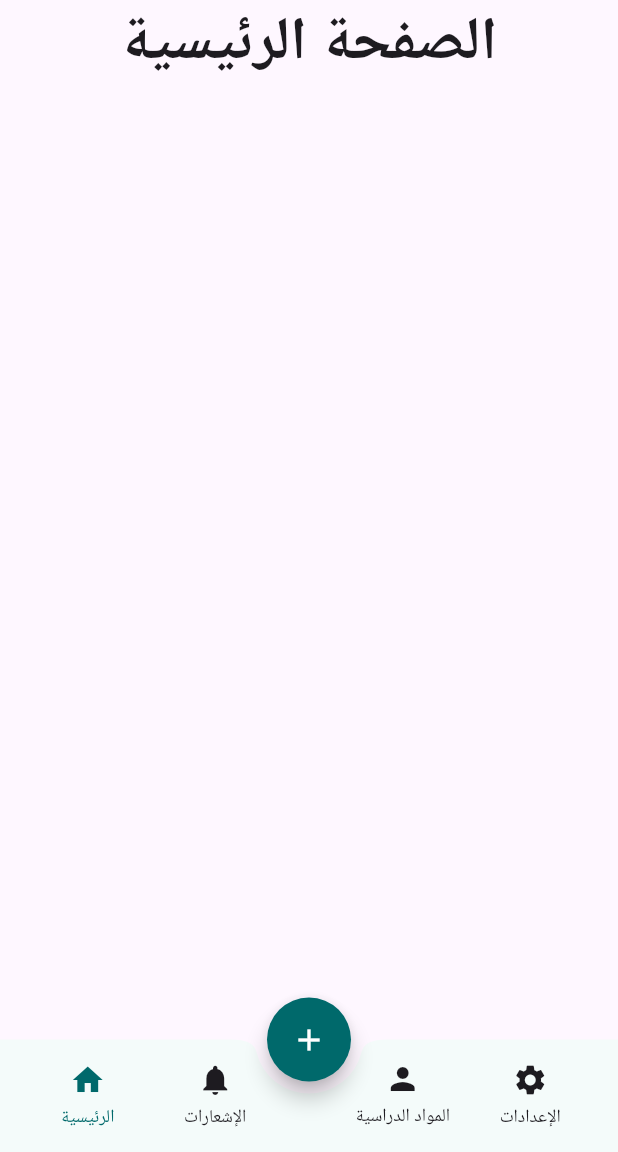
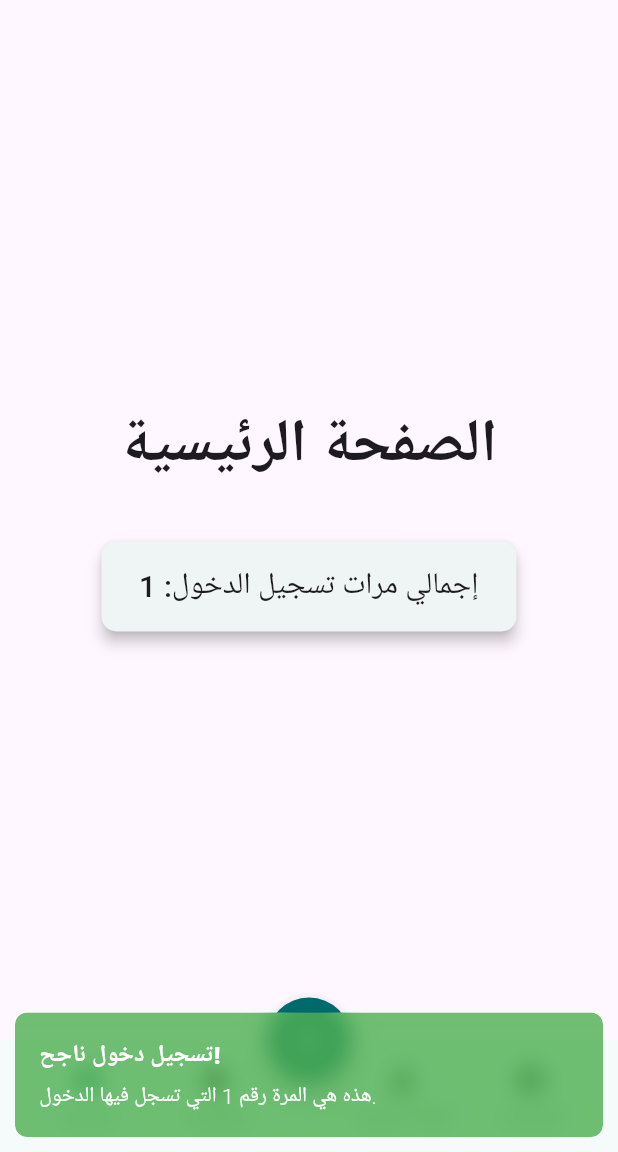
Before and after one commit to EngAlaaJahaf/rafiqi-university, a Flutter app: the screen it shows after launch, after a tap on "دخــول", on a phone screen of 412 x 824 dp, the part 84-1236 px from its top. Run offline on Flutter 3.47's test engine with Material 3 defaults, Android fonts, the phone set to English and light mode, and no system bars; our stand-ins replace animated_notch_bottom_bar, get, shared_preferences, sqflite; accounts and stored records are empty; network calls fail.

```diff
--- a/lib/main.dart
+++ b/lib/main.dart
@@ -1,12 +1,8 @@
+// main.dart
+
 import 'package:flutter/material.dart';
-import 'package:rafiqi_university/layout/mainlayoutwidget.dart';
-import 'package:rafiqi_university/modules/dashboard/dashboard_screen.dart';
-import 'package:rafiqi_university/modules/dashboard/notifications_screen.dart';
-import 'package:rafiqi_university/modules/dashboard/profile_screen.dart';
-import 'package:rafiqi_university/modules/dashboard/settings_screen.dart';
-import 'package:rafiqi_university/modules/home/home_screen.dart';
+import 'package:get/get.dart'; // 1. استيراد GetX
 import 'package:rafiqi_university/modules/login/login_screen.dart';
-import 'package:rafiqi_university/modules/room_classes/lectures_screen.dart';
 import 'package:shared_preferences/shared_preferences.dart';
 
 void main() async {
@@ -17,7 +13,6 @@ void main() async {
 }
 
 class MyApp extends StatefulWidget {
-  //  MyApp({super.key});
   final bool initialDarkMode;
   const MyApp({super.key, required this.initialDarkMode});
 
@@ -43,20 +38,10 @@ class _MyAppState extends State<MyApp> {
 
   @override
   Widget build(BuildContext context) {
-    return MaterialApp(
-      // routes: {
-      //   '/': (context) =>  LoginScreen(),
-      //   '/homescreen': (context) => HomeScreen(toggleTheme: toggleTheme , context: context, currentIndex: 0,),
-      //   '/dashboardscreen': (context) => DashBoardScreen(toggleTheme: toggleTheme),
-      //   '/lecturesscreen': (context) => LecturesScreen(),
-      //   '/notificationsscreen': (context) => NotificationsScreen(toggleTheme: toggleTheme),
-      //   '/profilescreen': (context) => ProfileScreen(toggleTheme: toggleTheme),
-      //   '/settingscreen': (context) => SettingsScreen(toggleTheme: toggleTheme),
-      // },
-      // initialRoute: '/',
+    // 2. استخدم GetMaterialApp للسماح لـ GetX بالعمل
+    return GetMaterialApp(    //تفعيل GetX: استبدال MaterialApp بـ GetMaterialApp للسماح لـ GetX بإدارة الإشعارات (Snackbars) والتنقل.
       debugShowCheckedModeBanner: false,
       title: 'رفيقي الجامعي',
-
       theme: ThemeData.light().copyWith(
         primaryColor: const Color.fromARGB(255, 33, 152, 243),
         appBarTheme: AppBarTheme(
@@ -72,24 +57,9 @@ class _MyAppState extends State<MyApp> {
         ),
         colorScheme: ColorScheme.fromSeed(seedColor: const Color.fromARGB(255, 141, 235, 237)),
       ),
-      darkTheme: ThemeData.dark()
-      // .copyWith(
-        // appBarTheme: AppBarTheme(
-        //   backgroundColor: Colors.blue[800], // لون مختلف للوضع الداكن
-        //   iconTheme: IconThemeData(color: Colors.white),
-        //   titleTextStyle: TextStyle(
-        //     color: Colors.white,
-        //     fontSize: 24.0,
-        //     fontWeight: FontWeight.bold,
-        //   ),
-        // ),
-        // colorScheme: ColorScheme.fromSeed(
-        //   seedColor: Colors.blueAccent,
-        //   brightness: Brightness.dark, // مهم للوضع الداكن
-        // ),
-      ,
+      darkTheme: ThemeData.dark(),
       themeMode: isDarkMode ? ThemeMode.dark : ThemeMode.light,
-      home:  LoginScreen(toggleTheme:toggleTheme,),
+      home: LoginScreen(toggleTheme: toggleTheme),
     );
   }
 }
--- a/lib/modules/home/home_screen.dart
+++ b/lib/modules/home/home_screen.dart
@@ -1,70 +1,45 @@
+// modules/home/home_screen.dart
+
 import 'package:flutter/material.dart';
-import 'package:rafiqi_university/layout/custom_bottom_nav_bar.dart';
-import  'package:rafiqi_university/modules/dashboard/settings_screen.dart';
-import 'package:rafiqi_university/shared/components/components.dart';
-// import 'package:rafiqi_university/main.dart';
-import 'package:rafiqi_university/layout/mainlayoutwidget.dart';
+import 'package:get/get.dart'; // 1. استيراد GetX
+//import 'package:rafiqi_university/controllers/login_controller.dart';
+import 'package:rafiqi_university/modules/login/login_controller.dart'; // 2. استيراد الـ Controller
+
 class HomeScreen extends StatelessWidget {
-  // const HomeScreen({super.key});
-final VoidCallback toggleTheme;
-final int _currentIndex = 0;
+  final VoidCallback toggleTheme;
+  const HomeScreen({super.key, required this.toggleTheme});
 
-  // final _onItemTapped;
-// const HomeScreen({Key? key, required this.toggleTheme}) : super(key: key);
+  @override
+  Widget build(BuildContext context) {
+    // 3. الوصول إلى نفس نسخة الـ Controller
+    final LoginController loginController = Get.find<LoginController>();
 
-const HomeScreen({super.key , required this.toggleTheme, });
-// MyApp({Key? key,required this. initialDarkMode}) :super(key: key);
-  @override
-  Widget build(BuildContext context,
+    return Center(
+      child: Column(
+        mainAxisAlignment: MainAxisAlignment.center,
+        children: [
+          const Text(
+            'الصفحة الرئيسية',
+            style: TextStyle(fontSize: 40, fontWeight: FontWeight.bold),
+          ),
+          const SizedBox(height: 30),
 
-    ) {
-    return Center(
-      // backgroundColor: Colors.blue,
-      // appBar: AppBar(
-      //   leading: IconButton(
-      //     onPressed: (){
-      //       Navigator.pushNamed(context, '/notificationsscreen');
-      //     },
-      //      icon: CircleAvatar(
-      //       child:Icon(Icons.notification_important_outlined)),),
-      //      title: Text('رفيقي الجامعي'),
-      //      centerTitle: true,
-      //      actions: [
-            // IconButton(
-            //   onPressed:(){
-            //      Navigator.pushNamed(context, '/settingscreen');
-            //   }
-            // , icon: Icon(Icons.settings)),
-            // IconButton(
-            //   onPressed:toggleTheme
-            // , icon: Icon(Icons.brightness_6_outlined)),
-        //     Builder(
-        // builder: (context) => IconButton(
-        //   icon: Icon(Icons.menu), // أيقونة القائمة
-        //   onPressed: () => Scaffold.of(context).openEndDrawer(), // الأمر الذي يفتح القائمة اليمنى
-        // ),
-      // ),
-
-          //  ],
-
-      // ),
-      //    endDrawer: customDrawer(toggleTheme: toggleTheme,
-      //   context: context
-      // ),
-
-      //  bottomNavigationBar: CustomBottomNavBar(
-      //   currentIndex: _currentIndex, onItemTapped: (int ) {  } ,
-      //   // onItemTapped: _onItemTapped,
-      // ),
-      // floatingActionButtonLocation: FloatingActionButtonLocation.endDocked,
-
-
-     child:  Column(
-        children: [
-        //  getCurrentScreen(toggleTheme:toggleTheme, context: context),
-         Text('الصفحة الرئيسية',
-        style: TextStyle(fontSize: 40,fontWeight: FontWeight.bold),),
-     ],
+          // 4. استخدام Obx لمراقبة وعرض قيمة العداد
+          Obx(() {
+            return Card(
+              elevation: 4,
+              shape: RoundedRectangleBorder(borderRadius: BorderRadius.circular(10)),
+              child: Padding(
+                padding: const EdgeInsets.symmetric(vertical: 15.0, horizontal: 25.0),
+                child: Text(
+                  'إجمالي مرات تسجيل الدخول: ${loginController.loginCount.value}',
+                  style: const TextStyle(fontSize: 20, fontWeight: FontWeight.w500),
+                  textAlign: TextAlign.center,
+                ),
+              ),
+            );
+          }),
+        ],
       ),
     );
   }
--- /dev/null
+++ b/lib/modules/login/login_controller.dart
@@ -0,0 +1,42 @@
+// controllers/login_controller.dart
+
+import 'package:flutter/material.dart';
+import 'package:get/get.dart';
+import 'package:shared_preferences/shared_preferences.dart';
+
+class LoginController extends GetxController {
+  // .obs تجعل المتغير "مُراقبًا" ويعاد بناء الواجهة عند تغيره
+  var loginCount = 0.obs;
+
+  // هذه الدالة يتم استدعاؤها تلقائيًا عند إنشاء الـ Controller لأول مرة
+  @override
+  void onInit() {
+    super.onInit();
+    _loadLoginCount(); // تحميل العدد المحفوظ عند بدء تشغيل التطبيق
+  }
+
+  // دالة خاصة لتحميل العدد من ذاكرة الهاتف
+  Future<void> _loadLoginCount() async {
+    final prefs = await SharedPreferences.getInstance();
+    // اقرأ القيمة، وإذا لم تكن موجودة، استخدم القيمة الافتراضية 0
+    loginCount.value = prefs.getInt('loginCount') ?? 0;
+  }
+
+  // دالة عامة لزيادة العداد وحفظه (سنستدعيها من شاشة تسجيل الدخول)
+  Future<void> incrementLoginCount() async {
+    loginCount.value++; // زد العداد
+    final prefs = await SharedPreferences.getInstance();
+    await prefs.setInt('loginCount', loginCount.value); // احفظ القيمة الجديدة
+
+    // إظهار إشعار للمستخدم باستخدام GetX!
+    Get.snackbar(
+      'تسجيل دخول ناجح!', // العنوان
+      'هذه هي المرة رقم ${loginCount.value} التي تسجل فيها الدخول.', // الرسالة
+      snackPosition: SnackPosition.BOTTOM,
+      backgroundColor: Colors.green.withOpacity(0.8),
+      colorText: Colors.white,
+      margin: const EdgeInsets.all(10),
+      borderRadius: 8,
+    );
+  }
+}
--- a/lib/modules/login/login_screen.dart
+++ b/lib/modules/login/login_screen.dart
@@ -1,5 +1,8 @@
 import 'package:flutter/material.dart';
+import 'package:get/get.dart';
+import 'package:get/get_core/src/get_main.dart';
 import 'package:rafiqi_university/layout/mainlayoutwidget.dart';
+import 'package:rafiqi_university/modules/login/login_controller.dart';
 import 'package:rafiqi_university/modules/login/signin.dart';
 import 'package:rafiqi_university/shared/components/components.dart';
 // import 'package:rafiqi_university/layout/main_layout.dart' ; // 1. تأكد من صحة هذا المسار
@@ -19,6 +22,7 @@ class LoginScreen extends StatefulWidget {
 }
 
 class _LoginScreenState extends State<LoginScreen> {
+   final LoginController loginController = Get.put(LoginController());
   final emailController = TextEditingController();
   final passwordController = TextEditingController();
   bool isPasswordVisible = false;
@@ -28,6 +32,8 @@ class _LoginScreenState extends State<LoginScreen> {
     final prefs = await SharedPreferences.getInstance();
     await prefs.setString('email', email);
     await prefs.setString('password', password);
+     await loginController.incrementLoginCount();  //زيادة مرات تسجيل الدخول
+
   }
 
   // دالة لتسجيل الدخول
--- a/lib/services/json_file.dart
+++ b/lib/services/json_file.dart
@@ -38,7 +38,11 @@ class StorageService {
       if (!await file.exists()) {
         return null;
       }
-
+      void checkFileLocation() async {
+  final file = await _localFile;
+  print('الملف محفوظ في: ${file.path}');
+  // output: /data/data/com.example.rafiqi_university/app_flutter/student_data.json
+}
       // قراءة محتوى الملف كنص
       final contents = await file.readAsString();
 
--- a/lib/shared/components/components.dart
+++ b/lib/shared/components/components.dart
@@ -389,3 +389,6 @@ return  AnimatedNotchBottomBar(
   }, kIconSize: 15.0, kBottomRadius: 15.0,
 );
 }
+
+
+//==================-=-=-=-=-=-=-=-=-=-=-=-=-=-=-=>
--- a/pubspec.yaml
+++ b/pubspec.yaml
@@ -24,6 +24,7 @@ dependencies:
   path_provider: ^2.1.5
   animated_notch_bottom_bar: ^1.0.3
   intl: ^0.20.2
+  get: ^4.6.6 #حزمة GetX
   flutter_test:
     sdk: flutter
 
```
Also changed, not shown: lib/modules/room_classes/lectures_screen.dart (+50 -6 lines), lib/modules/student_control/studytracker_screen.dart (deleted, +0 -10 lines), lib/modules/student_control/subjectregister_screen.dart (deleted, +0 -10 lines), lib/modules/student_control/weeklyschedule_screen.dart (deleted, +0 -10 lines), lib/shared/components/reusable_form_dialog.dart (added, +118 -0 lines), lib/modules/room_classes/add_assignments.dart (added), lib/modules/room_classes/add_exams.dart (added), lib/modules/room_classes/add_lectures.dart (added), lib/modules/room_classes/view_subject.dart (deleted), pubspec.lock.
